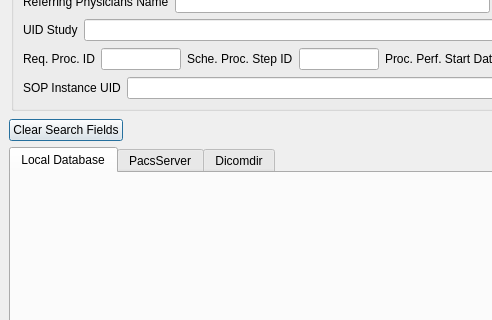
Old version of the form starviewer/src/inputoutput/queryscreenbase.ui in the repository starviewer-medical/starviewer; both pictures show x 0 to 492 and y 334 to 654 of the 1184 by 836 pixel window.
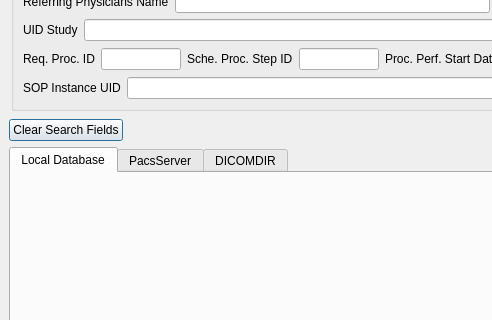
New version of the form. Icons and pictures are not drawn. Custom widgets are drawn as their Qt base class.

Commit message: STYLE: Camviem títol Dicomdir, per DICOMDIR

Patch:
```diff
--- a/starviewer/src/inputoutput/queryscreenbase.ui
+++ b/starviewer/src/inputoutput/queryscreenbase.ui
@@ -1334,7 +1334,7 @@
      </widget>
      <widget class="QWidget" name="m_tabDicomdir" >
       <attribute name="title" >
-       <string>Dicomdir</string>
+       <string>DICOMDIR</string>
       </attribute>
       <layout class="QGridLayout" >
        <property name="margin" >
```
Left out of the diff: 1 changed line with no effect on the pictures.
